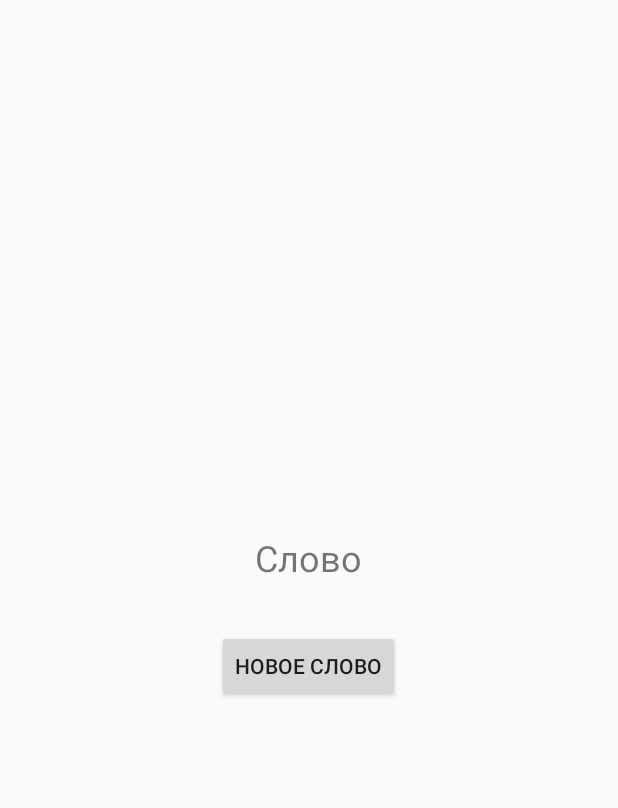
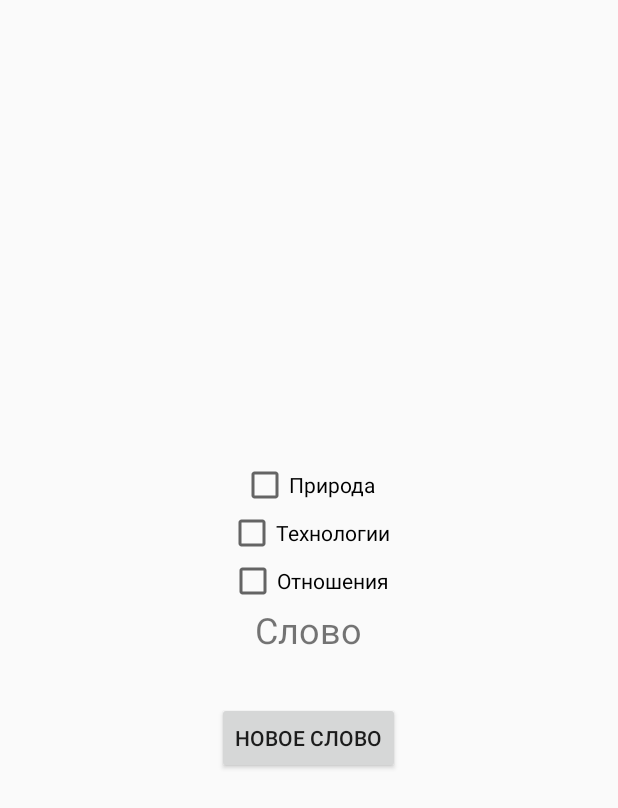
Before and after one commit to AlekseySapi/RandomWord, an Android app built with Jetpack Compose: the layout activity_main.xml on its own in the app's theme, with its tools: preview values and no code run, on a phone screen of 412 x 824 dp. Shown: the top 808 px of the screen. Run offline under Robolectric (Android 15) with nearby library versions, the light colour scheme and no system bars.

Commit message:
Начал добавлять категории слов

```diff
--- a/app/src/main/java/ru/sapiapps/randomword/MainActivity.kt
+++ b/app/src/main/java/ru/sapiapps/randomword/MainActivity.kt
@@ -39,6 +39,13 @@ class MainActivity : ComponentActivity() {
 
 @Composable
 fun RandomWordScreen() {
+    // Категории слов
+    val wordCategories = mapOf(
+        "Природа" to listOf("лес", "гора", "река", "озеро", "облако", "звезда", "луна", "ветер", "камень", "солнце"),
+        "Технологии" to listOf("компьютер", "интернет", "робот", "смартфон", "дрон", "квант", "код", "платформа", "сеть", "алгоритм"),
+        "Отношения" to listOf("дружба", "любовь", "семья", "поддержка", "доверие", "сочувствие", "близость", "уважение", "помощь", "эмпатия")
+    )
+
     // Задаем список слов
     val words = listOf("Кот", "Собака", "Птица", "Дракон", "Феникс")
 
--- a/app/src/main/res/layout/activity_main.xml
+++ b/app/src/main/res/layout/activity_main.xml
@@ -6,6 +6,23 @@
     android:gravity="center"
     android:padding="16dp">
 
+    <CheckBox
+        android:id="@+id/checkBoxNature"
+        android:layout_width="wrap_content"
+        android:layout_height="wrap_content"
+        android:text="Природа" />
+
+    <CheckBox
+        android:id="@+id/checkBoxTech"
+        android:layout_width="wrap_content"
+        android:layout_height="wrap_content"
+        android:text="Технологии" />
+
+    <CheckBox
+        android:id="@+id/checkBoxRelations"
+        android:layout_width="wrap_content"
+        android:layout_height="wrap_content"
+        android:text="Отношения" />
 
     <TextView
         android:id="@+id/randomWordTextView"
```
